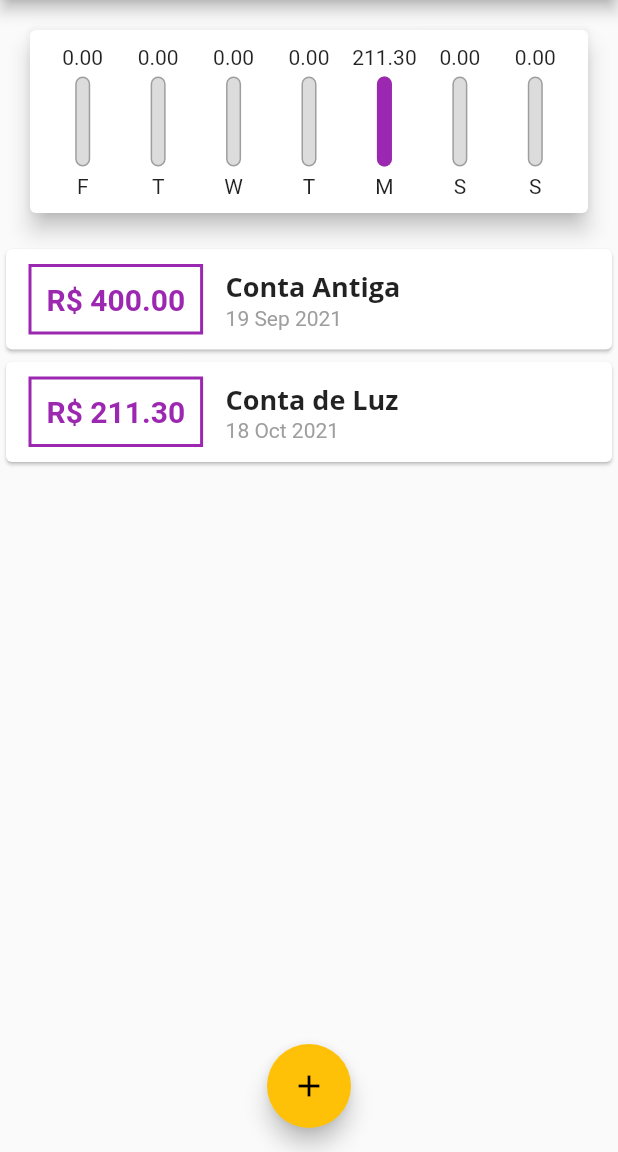
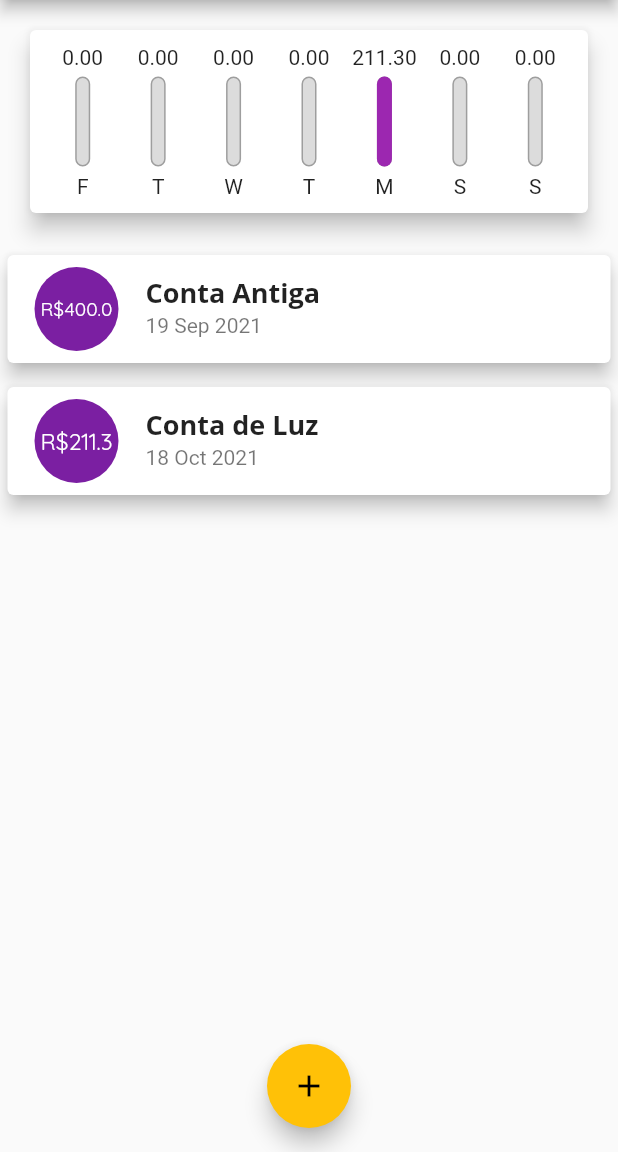
Before and after one commit to lucasaobarbosa/expenses, a Flutter app: the screen it shows after launch, on a phone screen of 412 x 824 dp, the part 84-1236 px from its top. Run offline on Flutter 3.47's test engine with Material 2 defaults, Android fonts, the phone set to English and light mode, and no system bars.

Commit message:
ListTitle

```diff
--- a/lib/components/transaction_list.dart
+++ b/lib/components/transaction_list.dart
@@ -13,7 +13,7 @@ class TransactionList extends StatelessWidget {
       height: 300,
       child: transactions.isEmpty
           ? Column(
-        children: <Widget> [
+              children: <Widget>[
                 SizedBox(height: 20),
                 Text(
                   'Nenhuma Transação Cadastrada',
@@ -29,46 +29,31 @@ class TransactionList extends StatelessWidget {
                 ),
               ],
             )
-       :ListView.builder(
+          : ListView.builder(
               itemCount: transactions.length,
               itemBuilder: (ctx, index) {
                 final tr = transactions[index];
                 return Card(
-            child: Row(
-              children: <Widget>[
-                Container(
-                  margin: EdgeInsets.symmetric(horizontal: 15, vertical: 10),
-                  decoration: BoxDecoration(
-                      border: Border.all(
-                    color: Theme.of(context).primaryColor,
-                    width: 2,
-                  )),
-                  padding: EdgeInsets.all(10),
-                  child: Text(
-                    'R\$ ${tr.value.toStringAsFixed(2)}',
-                    style: TextStyle(
-                      fontWeight: FontWeight.bold,
-                      fontSize: 20,
-                      color: Theme.of(context).primaryColor,
+                  elevation: 5,
+                  margin: EdgeInsets.symmetric(
+                    vertical: 8,
+                    horizontal: 5,
+                  ),
+                  child: ListTile(
+                    leading: CircleAvatar(
+                      radius: 30,
+                      child: Padding(
+                        padding: const EdgeInsets.all(6),
+                        child: FittedBox(child: Text('R\$${tr.value}')),
                       ),
                     ),
-                ),
-                Column(
-                  crossAxisAlignment: CrossAxisAlignment.start,
-                  children: <Widget>[
-                    Text(
+                    title: Text(
                       tr.title,
                       style: Theme.of(context).textTheme.headline6,
                     ),
-                    Text(
+                    subtitle: Text(
                       DateFormat('d MMM y').format(tr.date),
-                      style: TextStyle(
-                        color: Colors.grey,
                     ),
-                    ),
-                  ],
-                )
-              ],
                   ),
                 );
               },
```
Lines whose indentation alone changed are shown as unchanged.
